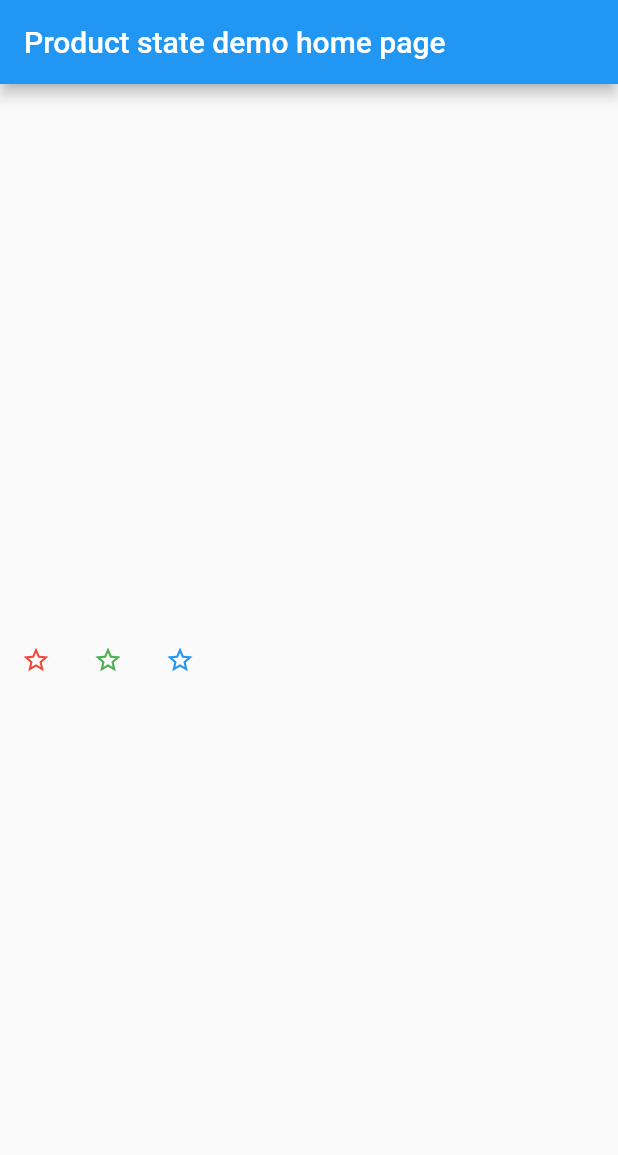
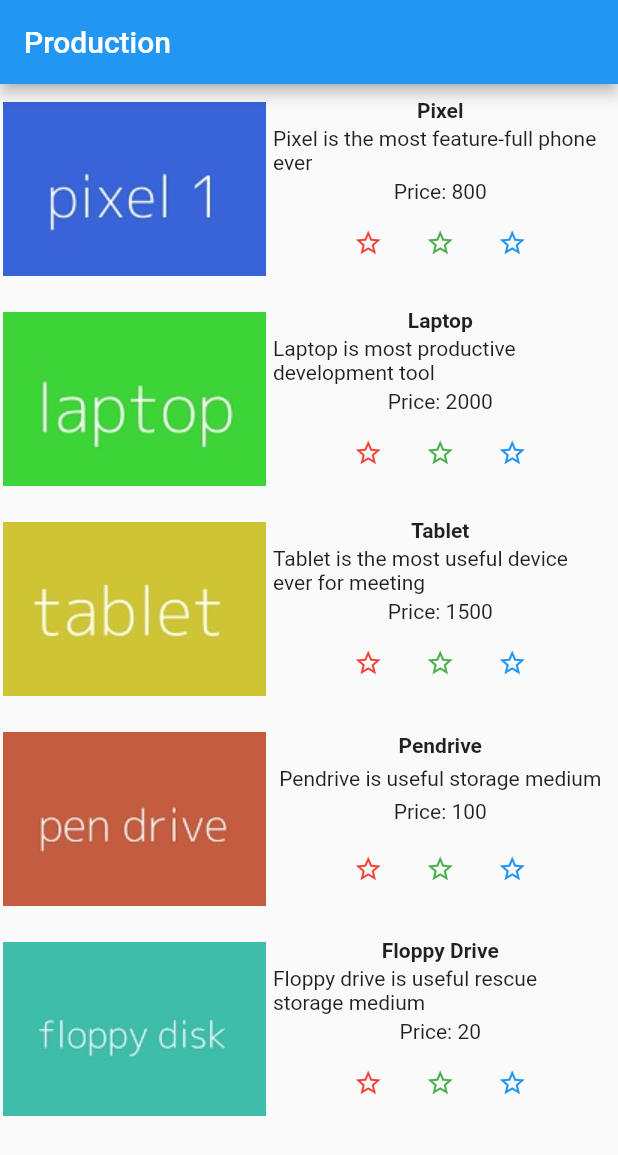
Before and after one commit to phongnguyenrvn1995/flutter_studies, a Flutter app: the screen it shows after launch, on a phone screen of 412 x 824 dp. Shown: the top 1155 px of the screen. Run offline on Flutter 3.47's test engine with Material 2 defaults, Android fonts, the phone set to English and light mode, and no system bars.

Commit message:
Done
List product & event when touch its item.

```diff
--- /dev/null
+++ b/product_nav_app/lib/ProductBox.dart
@@ -0,0 +1,41 @@
+import 'package:flutter/cupertino.dart';
+import 'package:flutter/material.dart';
+import 'package:product_nav_app/Product.dart';
+import 'package:product_nav_app/RatingBox.dart';
+
+class ProductBox extends StatelessWidget {
+  final Product item;
+
+  ProductBox({Key? key, required this.item}) : super(key: key);
+
+  @override
+  Widget build(BuildContext context) {
+    return Container(
+      padding: EdgeInsets.all(2),
+      height: 140,
+      child: Row(
+        mainAxisAlignment: MainAxisAlignment.spaceEvenly,
+        children: [
+          Image.asset('assets/images/' + item.image),
+          Expanded(
+              child: Container(
+                padding: EdgeInsets.all(5),
+                child: Column(
+                  mainAxisAlignment: MainAxisAlignment.spaceEvenly,
+                  children: [
+                    Text(
+                      this.item.name,
+                      style: TextStyle(fontWeight: FontWeight.bold),
+                    ),
+                    Text(this.item.description),
+                    Text('Price: ' + this.item.price.toString()),
+                    RatingBox()
+                  ],
+                ),
+              )
+          )
+        ],
+      ),
+    );
+  }
+}
--- a/product_nav_app/lib/RatingBox.dart
+++ b/product_nav_app/lib/RatingBox.dart
@@ -33,6 +33,8 @@ class _RatingBoxState extends State<RatingBox> {
     double _size = 20;
     print('rating = ' + _rating.toString());
     return Row(
+      mainAxisAlignment: MainAxisAlignment.center,
+      crossAxisAlignment: CrossAxisAlignment.end,
       children: [
         Container(
           padding: EdgeInsets.all(0),
--- a/product_nav_app/lib/main.dart
+++ b/product_nav_app/lib/main.dart
@@ -1,4 +1,7 @@
 import 'package:flutter/material.dart';
+import 'package:product_nav_app/ProductBox.dart';
+import 'Product.dart';
+import 'ProductPage.dart';
 import 'RatingBox.dart';
 void main() => runApp(MyApp());
 
@@ -11,24 +14,49 @@ class MyApp extends StatelessWidget {
       theme: ThemeData(
         primarySwatch: Colors.blue,
       ),
-      home: MyHomePage(
-          title: 'Product state demo home page'
-      ),
+      home: MyHomePage(title: 'Production',),
     );
   }
 }
 class MyHomePage extends StatelessWidget {
   MyHomePage({Key? key, required this.title}) : super(key: key);
   final String title;
+  List<Product> items = Product.getProducts();
   @override
   Widget build(BuildContext context) {
     return Scaffold(
       appBar: AppBar(
         title: Text(this.title),
       ),
-      body: Center(
-          child: RatingBox()
-      ),
+      body: ListView.builder(
+        itemCount: items.length,
+        itemBuilder: (context, index) {
+          return GestureDetector(
+            child: ProductBox(item: items[index],),
+            onTap: () {
+              Navigator.push(context,
+                  MaterialPageRoute(builder: (context) {
+                    return ProductPage(item: this.items[index]);
+                  },)
+              );
+            },
+          );
+        },
+      )
     );
   }
 }
+
+class Test extends StatelessWidget {
+  @override
+  Widget build(BuildContext context) {
+    return Scaffold(
+      body: ProductPage(item: Product(
+          "Pixel",
+          "Pixel is the most feature-full phone ever", 800,
+          "pixel.jpg"
+      ),),
+    );
+  }
+
+}
```
Also changed, not shown: product_nav_app/lib/ProductPage.dart (added, +44 -0 lines).
